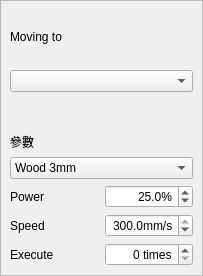
Before: the Qt Designer form src/widgets/panels/layer-params-panel.ui in flux3dp/swiftray, drawn with Qt 5.
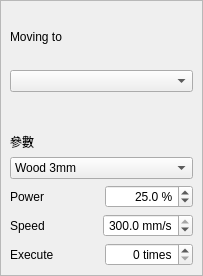
After: the same form once the commit is applied.

```diff
--- a/src/widgets/panels/layer-params-panel.ui
+++ b/src/widgets/panels/layer-params-panel.ui
@@ -157,7 +157,7 @@
             <string/>
            </property>
            <property name="suffix">
-            <string>%</string>
+            <string> %</string>
            </property>
            <property name="decimals">
             <number>1</number>
@@ -190,7 +190,7 @@
             <set>Qt::AlignRight|Qt::AlignTrailing|Qt::AlignVCenter</set>
            </property>
            <property name="suffix">
-            <string>mm/s</string>
+            <string> mm/s</string>
            </property>
            <property name="decimals">
             <number>1</number>
```
